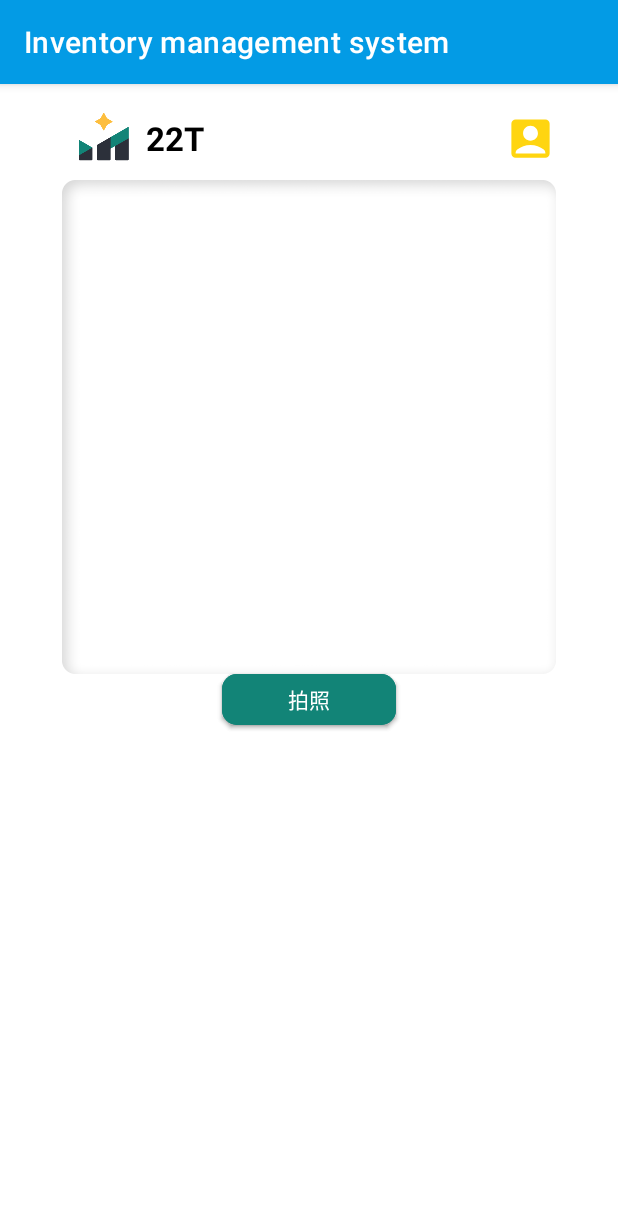
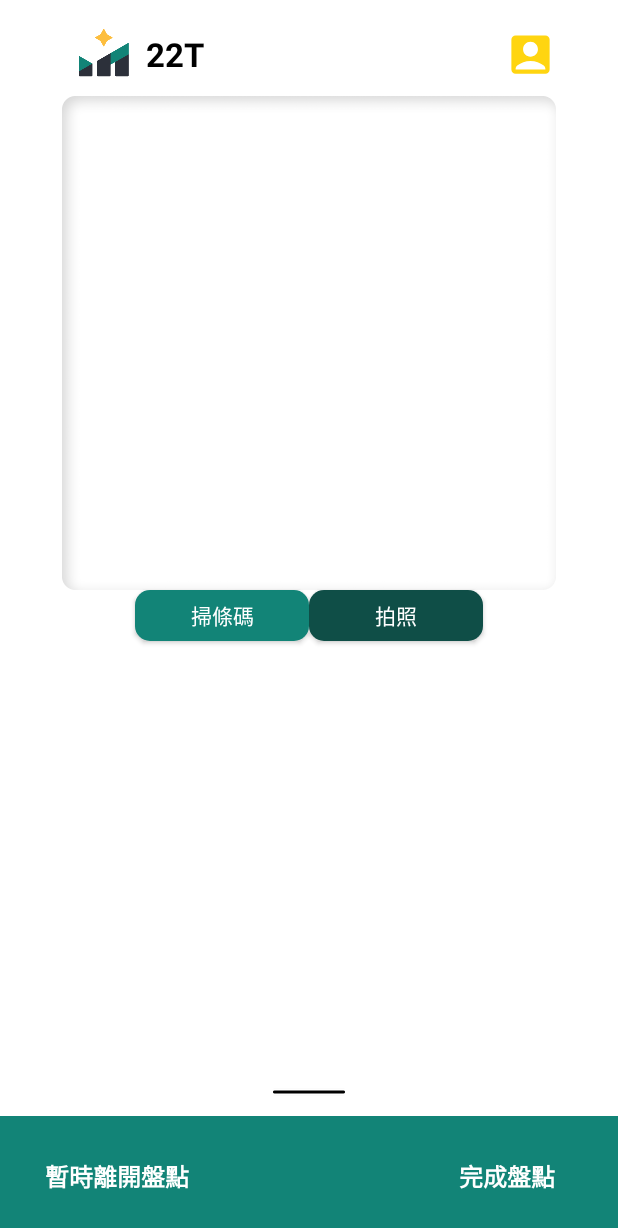
Before and after one commit to chhsiao121/APP-Warehouse-management-system, an Android app: the fragment InventoryFragment shown on its own in the app's theme, on a phone screen of 412 x 824 dp. Shown: the top 1228 px of the screen. Run offline under Robolectric (Android 15) with nearby library versions, the phone set to English and light mode, and no system bars.

Commit message:
tmp T223

```diff
--- a/database/app/src/main/java/com/chhsiao/firebase/quickstart/database/java/LocationFragment.java
+++ b/database/app/src/main/java/com/chhsiao/firebase/quickstart/database/java/LocationFragment.java
@@ -158,6 +158,14 @@ public class LocationFragment extends BaseFragment {
                 }
             }
         });
+
+        binding.btnTest.setOnClickListener(new View.OnClickListener() {
+            @Override
+            public void onClick(View view) {
+                NavHostFragment.findNavController(LocationFragment.this)
+                        .navigate(R.id.action_LocationFragment_to_InventoryFragment);
+            }
+        });
     }
 
     private boolean networkIsConnect(){
--- /dev/null
+++ b/database/app/src/main/res/drawable/photograph_custom_button.xml
@@ -0,0 +1,5 @@
+<?xml version="1.0" encoding="utf-8"?>
+<shape xmlns:android="http://schemas.android.com/apk/res/android" android:shape="rectangle">
+    <solid android:color="#0F4E47"/>
+    <corners android:radius="10dp"/>
+</shape>
--- a/database/app/src/main/res/layout/fragment_inventory.xml
+++ b/database/app/src/main/res/layout/fragment_inventory.xml
@@ -4,7 +4,6 @@
     xmlns:app="http://schemas.android.com/apk/res-auto"
     android:layout_width="match_parent"
     android:layout_height="match_parent"
-    android:layout_margin="8dp"
     tools:context="com.chhsiao.firebase.quickstart.database.java.InventoryFragment">
 
     <!-- TODO: Update blank fragment layout -->
@@ -13,6 +12,8 @@
         layout="@layout/include_t22_author"
         android:layout_width="329dp"
         android:layout_height="wrap_content"
+        android:layout_marginTop="8dp"
+        app:layout_constraintTop_toTopOf="parent"
         app:layout_constraintStart_toStartOf="parent"
         app:layout_constraintEnd_toEndOf="parent" />
 
@@ -36,7 +37,8 @@
         android:textColor="#FFFFFF"
         android:textSize="14dp"
         android:background="@drawable/custom_button"
-        app:layout_constraintEnd_toEndOf="parent"
+        app:layout_constraintHorizontal_chainStyle="packed"
+        app:layout_constraintEnd_toStartOf="@+id/btnPhotograph"
         app:layout_constraintStart_toStartOf="parent"
         app:layout_constraintTop_toBottomOf="@+id/imageView3" />
 
@@ -47,9 +49,90 @@
         android:text="拍照"
         android:textColor="#FFFFFF"
         android:textSize="14dp"
-        android:background="@drawable/custom_button"
+        android:background="@drawable/photograph_custom_button"
         app:layout_constraintEnd_toEndOf="parent"
-        app:layout_constraintStart_toStartOf="parent"
+        app:layout_constraintStart_toEndOf="@id/btnScanBarcode"
         app:layout_constraintTop_toBottomOf="@+id/imageView3" />
 
+    <androidx.coordinatorlayout.widget.CoordinatorLayout
+        android:layout_width="match_parent"
+        android:layout_height="wrap_content"
+        app:layout_constraintBottom_toTopOf="@+id/constraintLayout"
+        app:layout_constraintEnd_toEndOf="parent"
+        app:layout_constraintStart_toStartOf="parent">
+        <androidx.constraintlayout.widget.ConstraintLayout
+            android:id="@+id/layoutBottomSheet"
+            android:layout_height="wrap_content"
+            android:layout_width="match_parent"
+            android:background="#FFFFFF"
+            app:layout_behavior="com.google.android.material.bottomsheet.BottomSheetBehavior"
+            app:behavior_hideable="false"
+            app:behavior_peekHeight="50dp">
+            <androidx.appcompat.widget.AppCompatImageView
+                android:id="@+id/pull"
+                android:layout_width="wrap_content"
+                android:layout_height="wrap_content"
+                android:layout_marginTop="10dp"
+                android:src="@drawable/ic_launcher"
+                app:layout_constraintEnd_toEndOf="parent"
+                app:layout_constraintStart_toStartOf="parent"
+                app:layout_constraintTop_toTopOf="parent"
+                tools:ignore="ContentDescription"/>
+            <TextView
+                android:id="@+id/header"
+                android:text="Bottom Sheet header"
+                android:layout_width="match_parent"
+                android:layout_height="wrap_content"
+                app:layout_constraintStart_toStartOf="parent"
+                app:layout_constraintEnd_toEndOf="parent"
+                app:layout_constraintTop_toBottomOf="@+id/pull"/>
+            <androidx.swiperefreshlayout.widget.SwipeRefreshLayout
+                android:layout_width="match_parent"
+                android:layout_height="wrap_content"
+                android:layout_marginTop="10dp"
+                android:id="@+id/refresh_layout"
+                app:layout_constrainedHeight="true"
+                app:layout_constraintStart_toStartOf="parent"
+                app:layout_constraintTop_toBottomOf="@+id/header">
+            </androidx.swiperefreshlayout.widget.SwipeRefreshLayout>
+        </androidx.constraintlayout.widget.ConstraintLayout>
+
+    </androidx.coordinatorlayout.widget.CoordinatorLayout>
+
+    <androidx.constraintlayout.widget.ConstraintLayout
+        android:id="@+id/constraintLayout"
+        android:layout_width="match_parent"
+        android:layout_height="80dp"
+        android:background="#128477"
+        app:layout_constraintBottom_toBottomOf="parent">
+
+        <androidx.appcompat.widget.AppCompatButton
+            android:layout_width="wrap_content"
+            android:layout_height="wrap_content"
+            android:layout_marginStart="30dp"
+            android:background="@android:color/transparent"
+            android:text="暫時離開盤點"
+            android:textColor="#FFFFFF"
+            android:textSize="16dp"
+            android:textStyle="bold"
+            app:layout_constraintBottom_toBottomOf="parent"
+            app:layout_constraintStart_toStartOf="parent"
+            app:layout_constraintTop_toTopOf="parent" />
+
+        <androidx.appcompat.widget.AppCompatButton
+            android:layout_width="wrap_content"
+            android:layout_height="wrap_content"
+            android:layout_marginEnd="30dp"
+            android:background="@android:color/transparent"
+            android:text="完成盤點"
+            android:textColor="#FFFFFF"
+            android:textSize="16dp"
+            android:textStyle="bold"
+            app:layout_constraintBottom_toBottomOf="parent"
+            app:layout_constraintEnd_toEndOf="parent"
+            app:layout_constraintTop_toTopOf="parent" />
+    </androidx.constraintlayout.widget.ConstraintLayout>
+
+
+
 </androidx.constraintlayout.widget.ConstraintLayout>
--- a/database/app/src/main/res/layout/fragment_location.xml
+++ b/database/app/src/main/res/layout/fragment_location.xml
@@ -77,5 +77,16 @@
         app:layout_constraintBottom_toBottomOf="parent"
         app:layout_constraintEnd_toEndOf="parent" />
 
+    <Button
+        android:id="@+id/btnTest"
+        android:layout_width="wrap_content"
+        android:layout_height="wrap_content"
+        android:layout_marginStart="60dp"
+        android:text="Test"
+        app:layout_constraintBottom_toBottomOf="parent"
+        app:layout_constraintStart_toStartOf="parent"
+        app:layout_constraintTop_toBottomOf="@+id/textInputLayoutLocation"
+        app:layout_constraintVertical_bias="0.804" />
+
 
 </androidx.constraintlayout.widget.ConstraintLayout>
--- a/database/app/src/main/res/navigation/nav_graph_java.xml
+++ b/database/app/src/main/res/navigation/nav_graph_java.xml
@@ -99,5 +99,19 @@
             app:popUpTo="@id/MainFragment">
             <argument android:name="location" app:nullable="false" app:argType="string" android:defaultValue=""/>
         </action>
+        <action
+            android:id="@+id/action_LocationFragment_to_InventoryFragment"
+            app:destination="@id/InventoryFragment"
+            app:popUpTo="@id/InventoryFragment">
+            <argument android:name="location" app:nullable="false" app:argType="string" android:defaultValue=""/>
+        </action>
+    </fragment>
+
+    <fragment
+        android:id="@+id/InventoryFragment"
+        android:name="com.chhsiao.firebase.quickstart.database.java.InventoryFragment"
+        android:label="@string/app_name"
+        tools:layout="@layout/fragment_inventory">
+
     </fragment>
 </navigation>
--- a/database/app/src/main/res/values/styles.xml
+++ b/database/app/src/main/res/values/styles.xml
@@ -1,7 +1,7 @@
 <resources>
 
     <!-- Base application theme. -->
-    <style name="AppTheme" parent="Theme.MaterialComponents.Light.DarkActionBar">
+    <style name="AppTheme" parent="Theme.MaterialComponents.Light.NoActionBar">
         <!-- Customize your theme here. -->
         <item name="colorPrimary">@color/colorPrimary</item>
         <item name="colorPrimaryDark">@color/colorPrimaryDark</item>
```
Also changed, not shown: database/app/src/main/res/drawable-hdpi/ic_launcher.png (added), database/app/src/main/res/drawable-mdpi/ic_launcher.png (added), database/app/src/main/res/drawable-xhdpi/ic_launcher.png (added), database/app/src/main/res/drawable-xxhdpi/ic_launcher.png (added), database/app/src/main/res/drawable-xxxhdpi/ic_launcher.png (added).
